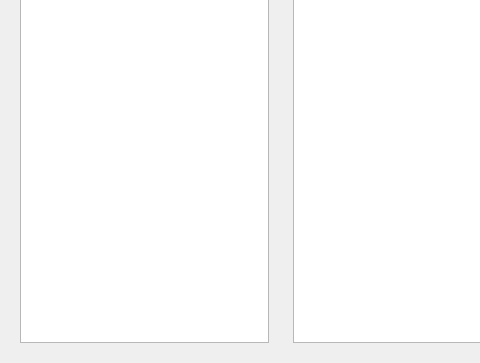
Old version of the form mapview.ui in the repository ArashMassoudieh/WaterwAIs; both pictures show x 0 to 480 and y 202 to 565 of the 917 by 565 pixel window.
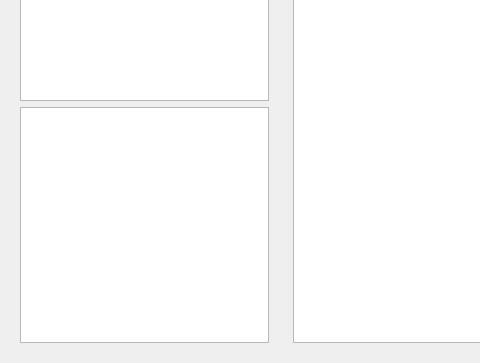
New version of the form. Custom widgets are drawn as their Qt base class.

Commit message: Auto stash before rebase of "origin/main"

The edit to the form file:
```diff
--- a/mapview.ui
+++ b/mapview.ui
@@ -24,8 +24,8 @@
      </property>
      <property name="minimumSize">
       <size>
-       <width>118</width>
-       <height>238</height>
+       <width>199</width>
+       <height>332</height>
       </size>
      </property>
      <property name="features">
@@ -90,6 +90,16 @@
          </property>
         </widget>
        </item>
+       <item>
+        <widget class="QTableView" name="tableView">
+         <property name="mouseTracking">
+          <bool>true</bool>
+         </property>
+         <property name="autoFillBackground">
+          <bool>true</bool>
+         </property>
+        </widget>
+       </item>
       </layout>
      </widget>
     </widget>
```
The commit also changes 14 other files.
